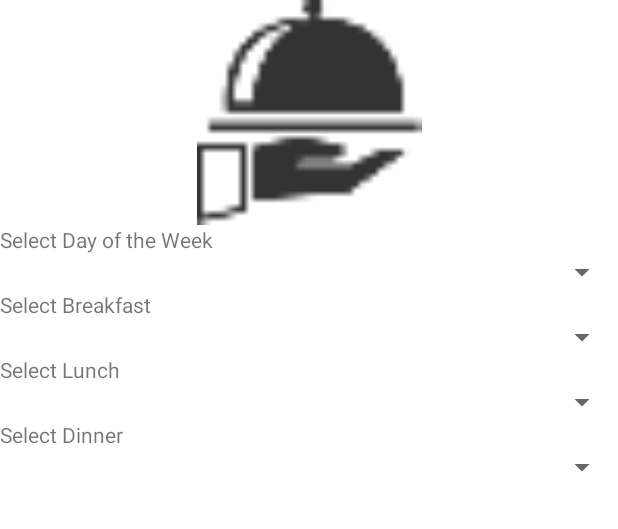
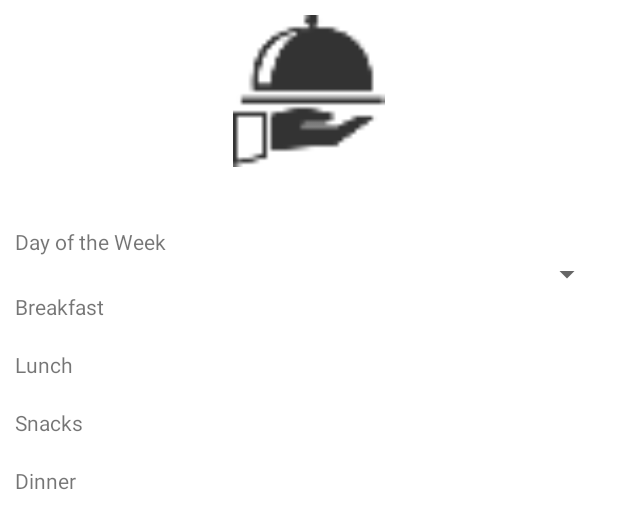
Before and after one commit to deeksha20049/iiitd-mess-app, an Android app: the layout fragment_menu_admin.xml on its own in the app's theme, with its tools: preview values and no code run, on a phone screen of 412 x 824 dp. Shown: the top 529 px of the screen. Run offline under Robolectric (Android 15) with nearby library versions, the phone set to English and light mode, and no system bars.

Commit message:
ui fixes

```diff
--- a/app/src/main/res/layout/fragment_menu_admin.xml
+++ b/app/src/main/res/layout/fragment_menu_admin.xml
@@ -1,61 +1,87 @@
+<?xml version="1.0" encoding="utf-8"?>
 <LinearLayout xmlns:android="http://schemas.android.com/apk/res/android"
+    xmlns:app="http://schemas.android.com/apk/res-auto"
+    xmlns:tools="http://schemas.android.com/tools"
     android:layout_width="match_parent"
     android:layout_height="match_parent"
-    android:orientation="vertical">
+    android:orientation="vertical"
+    android:padding="10dp"
+    app:layout_constraintBottom_toBottomOf="parent"
+    app:layout_constraintEnd_toEndOf="parent"
+    app:layout_constraintStart_toStartOf="parent"
+    app:layout_constraintTop_toTopOf="parent">
 
     <ImageView
-        android:id="@+id/logo"
+        android:id="@+id/imageView"
         android:layout_width="match_parent"
-        android:layout_height="150dp"
-        android:layout_gravity="center_horizontal"
-        android:src="@drawable/logo" />
+        android:layout_height="101dp"
+        app:srcCompat="@drawable/logo" />
+
+    <LinearLayout
+        android:layout_width="match_parent"
+        android:layout_height="545dp"
+        android:layout_marginVertical="40dp"
+        android:orientation="vertical">
 
         <TextView
             android:layout_width="match_parent"
 
             android:layout_height="wrap_content"
-        android:text="Select Day of the Week"/>
+            android:text="Day of the Week" />
 
         <Spinner
             android:id="@+id/day_spinner"
             android:layout_width="match_parent"
 
-        android:layout_height="wrap_content"/>
+            android:layout_height="wrap_content" />
 
         <TextView
             android:layout_width="match_parent"
             android:layout_height="wrap_content"
 
-        android:text="Select Breakfast"/>
+            android:text="Breakfast" />
 
-    <Spinner
-        android:id="@+id/breakfast_spinner"
+        <TextView
+            android:id="@+id/breakfastText"
             android:layout_width="match_parent"
-
-        android:layout_height="wrap_content"/>
+            android:layout_height="wrap_content"
+            android:text="" />
 
         <TextView
             android:layout_width="match_parent"
             android:layout_height="wrap_content"
 
-        android:text="Select Lunch"/>
+            android:text="Lunch" />
 
-    <Spinner
-        android:id="@+id/lunch_spinner"
+        <TextView
+            android:id="@+id/lunchText"
             android:layout_width="match_parent"
-
-        android:layout_height="wrap_content"/>
+            android:layout_height="wrap_content"
+            android:text="" />
 
         <TextView
             android:layout_width="match_parent"
             android:layout_height="wrap_content"
 
-        android:text="Select Dinner"/>
+            android:text="Snacks" />
 
-    <Spinner
-        android:id="@+id/dinner_spinner"
+        <TextView
+            android:id="@+id/snacksText"
             android:layout_width="match_parent"
+            android:layout_height="wrap_content"
+            android:text="" />
 
-        android:layout_height="wrap_content"/>
+        <TextView
+            android:layout_width="match_parent"
+            android:layout_height="wrap_content"
+
+            android:text="Dinner" />
+
+        <TextView
+            android:id="@+id/dinnerText"
+            android:layout_width="match_parent"
+            android:layout_height="wrap_content"
+            android:text="" />
 
     </LinearLayout>
+</LinearLayout>
--- a/app/src/main/res/values/strings.xml
+++ b/app/src/main/res/values/strings.xml
@@ -1,5 +1,10 @@
 <resources>
     <string name="app_name">IIITD Mess App</string>
+    <string name="terms_of_use_for_admin">Terms of Use for Admin</string>
+    <string name="i_accept">I accept</string>
+    <string name="terms_of_use_for_user">Terms of Use for User</string>
+    <string name="register">REGISTER</string>
+    <string name="buy_coupons">Buy Coupons</string>
     <string-array name="meal_types">
         <item>Dosa</item>
         <item>Idli</item>
```
Also changed, not shown: app/src/main/java/com/mc/iiitdmessapp/MenuAdminFragment.java (+16 -16 lines), app/src/main/java/com/mc/iiitdmessapp/MenuUserFragment.java (+14 -14 lines), app/src/main/res/layout/fragment_menu_user.xml (+45 -19 lines), app/src/main/res/layout/fragment_profile_admin.xml (+14 -23 lines), app/src/main/res/layout/fragment_profile_user.xml (+14 -23 lines). Lines whose indentation alone changed are shown as unchanged.
